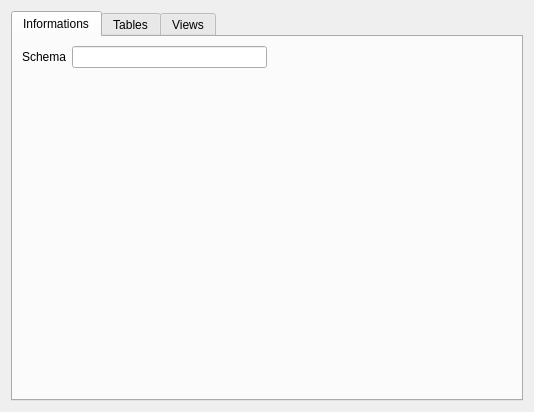
Before: the Qt Designer form src/tabwidget/schemawidget.ui in FrenchDilettante/dbmaster, drawn with Qt 5.
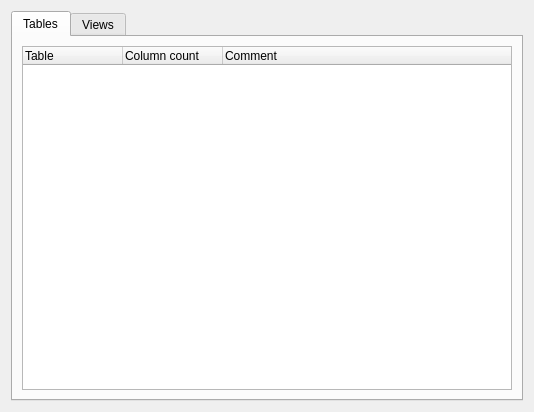
After: the same form once the commit is applied.

The edit to the form file:
```diff
--- a/src/tabwidget/schemawidget.ui
+++ b/src/tabwidget/schemawidget.ui
@@ -16,53 +16,6 @@
      <property name="currentIndex">
       <number>0</number>
      </property>
-     <widget class="QWidget" name="tab">
-      <attribute name="title">
-       <string>Informations</string>
-      </attribute>
-      <layout class="QGridLayout" name="gridLayout_2">
-       <item row="0" column="1">
-        <spacer name="horizontalSpacer">
-         <property name="orientation">
-          <enum>Qt::Horizontal</enum>
-         </property>
-         <property name="sizeHint" stdset="0">
-          <size>
-           <width>40</width>
-           <height>20</height>
-          </size>
-         </property>
-        </spacer>
-       </item>
-       <item row="0" column="0">
-        <layout class="QFormLayout" name="formLayout">
-         <property name="fieldGrowthPolicy">
-          <enum>QFormLayout::AllNonFixedFieldsGrow</enum>
-         </property>
-         <item row="0" column="0">
-          <widget class="QLabel" name="label">
-           <property name="text">
-            <string>Schema</string>
-           </property>
-          </widget>
-         </item>
-         <item row="0" column="1">
-          <widget class="QLineEdit" name="schemaEdit">
-           <property name="sizePolicy">
-            <sizepolicy hsizetype="Expanding" vsizetype="Fixed">
-             <horstretch>0</horstretch>
-             <verstretch>0</verstretch>
-            </sizepolicy>
-           </property>
-           <property name="readOnly">
-            <bool>true</bool>
-           </property>
-          </widget>
-         </item>
-        </layout>
-       </item>
-      </layout>
-     </widget>
      <widget class="QWidget" name="tab_2">
       <attribute name="title">
        <string>Tables</string>
```
